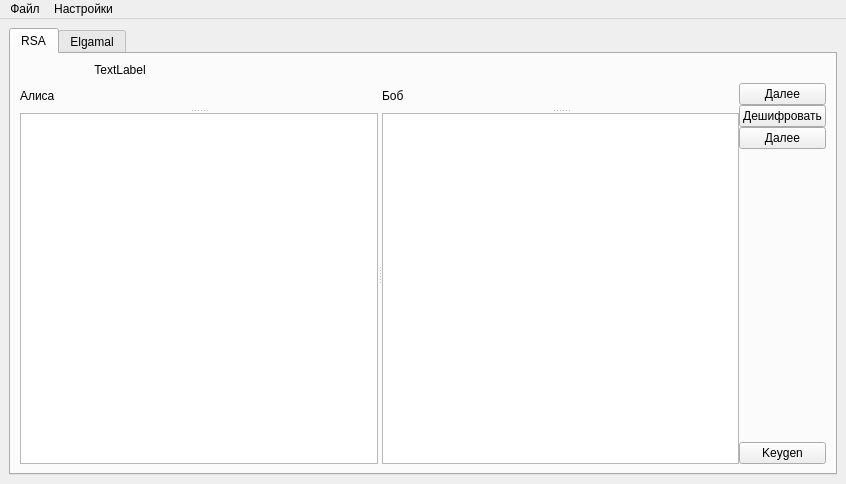
Above: mainwindow.ui from maxim79135/LastCourseWork before the change. Below: the same form after it.
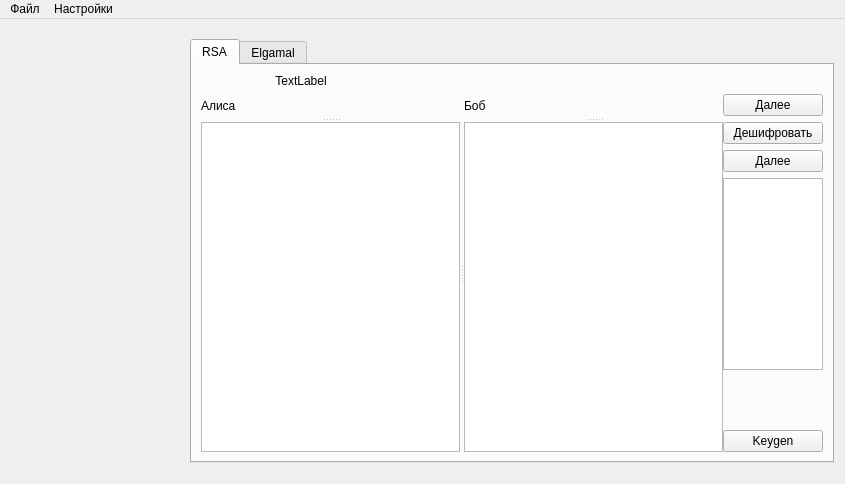
That is the form after the change.

Commit message: Add listWidget for history

Diff of the .ui file:
```diff
--- a/mainwindow.ui
+++ b/mainwindow.ui
@@ -6,7 +6,7 @@
    <rect>
     <x>0</x>
     <y>0</y>
-    <width>846</width>
+    <width>845</width>
     <height>484</height>
    </rect>
   </property>
@@ -14,9 +14,15 @@
    <string>MainWindow</string>
   </property>
   <widget class="QWidget" name="centralwidget">
-   <layout class="QGridLayout" name="gridLayout_2">
-    <item row="0" column="0">
      <widget class="QTabWidget" name="tabWidget">
+    <property name="geometry">
+     <rect>
+      <x>190</x>
+      <y>20</y>
+      <width>644</width>
+      <height>424</height>
+     </rect>
+    </property>
       <property name="autoFillBackground">
        <bool>true</bool>
       </property>
@@ -34,10 +40,16 @@
         <item row="0" column="0">
          <layout class="QVBoxLayout" name="verticalLayout_4">
           <item>
-           <layout class="QGridLayout" name="gridLayout_3" rowstretch="0,0" columnstretch="0,0">
+         <layout class="QGridLayout" name="gridLayout_3" rowstretch="0,0" columnstretch="0,0" rowminimumheight="0,0" columnminimumwidth="1,1">
+          <property name="leftMargin">
+           <number>0</number>
+          </property>
             <property name="topMargin">
              <number>0</number>
             </property>
+          <property name="rightMargin">
+           <number>0</number>
+          </property>
             <property name="bottomMargin">
              <number>0</number>
             </property>
@@ -45,12 +57,27 @@
              <number>0</number>
             </property>
             <property name="verticalSpacing">
-             <number>-1</number>
+           <number>6</number>
             </property>
             <item row="1" column="1">
-             <layout class="QVBoxLayout" name="verticalLayout">
+           <layout class="QVBoxLayout" name="verticalLayout" stretch="0,0,0,0,0,0">
+            <property name="spacing">
+             <number>6</number>
+            </property>
+            <property name="sizeConstraint">
+             <enum>QLayout::SetDefaultConstraint</enum>
+            </property>
+            <property name="leftMargin">
+             <number>0</number>
+            </property>
               <item>
                <widget class="QPushButton" name="pushButton">
+              <property name="maximumSize">
+               <size>
+                <width>100</width>
+                <height>16777215</height>
+               </size>
+              </property>
                 <property name="text">
                  <string>Далее</string>
                 </property>
@@ -58,6 +85,12 @@
               </item>
               <item>
                <widget class="QPushButton" name="pushButton_2">
+              <property name="maximumSize">
+               <size>
+                <width>100</width>
+                <height>16777215</height>
+               </size>
+              </property>
                 <property name="text">
                  <string>Дешифровать</string>
                 </property>
@@ -65,11 +98,27 @@
               </item>
               <item>
                <widget class="QPushButton" name="nextCommandRSA">
+              <property name="maximumSize">
+               <size>
+                <width>100</width>
+                <height>16777215</height>
+               </size>
+              </property>
                 <property name="text">
                  <string>Далее</string>
                 </property>
                </widget>
               </item>
+            <item>
+             <widget class="QListWidget" name="listWidget">
+              <property name="maximumSize">
+               <size>
+                <width>100</width>
+                <height>16777215</height>
+               </size>
+              </property>
+             </widget>
+            </item>
               <item>
                <spacer name="verticalSpacer">
                 <property name="orientation">
@@ -77,7 +126,7 @@
                 </property>
                 <property name="sizeHint" stdset="0">
                  <size>
-                  <width>20</width>
+                <width>100</width>
                   <height>40</height>
                  </size>
                 </property>
@@ -85,6 +134,12 @@
               </item>
               <item>
                <widget class="QPushButton" name="generateKeys">
+              <property name="maximumSize">
+               <size>
+                <width>100</width>
+                <height>16777215</height>
+               </size>
+              </property>
                 <property name="text">
                  <string>Keygen</string>
                 </property>
@@ -93,7 +148,7 @@
              </layout>
             </item>
             <item row="1" column="0">
-             <layout class="QGridLayout" name="gridLayout_4">
+           <layout class="QGridLayout" name="gridLayout_4" rowstretch="0" columnstretch="0">
               <item row="0" column="0">
                <widget class="QSplitter" name="splitter_3">
                 <property name="orientation">
@@ -238,16 +293,14 @@
        </widget>
       </widget>
      </widget>
-    </item>
-   </layout>
   </widget>
   <widget class="QMenuBar" name="menuBar">
    <property name="geometry">
     <rect>
      <x>0</x>
      <y>0</y>
-     <width>846</width>
-     <height>24</height>
+     <width>845</width>
+     <height>21</height>
     </rect>
    </property>
    <widget class="QMenu" name="menu">
```
Lines whose indentation alone changed are shown as unchanged. The commit also changes 3 other files.
